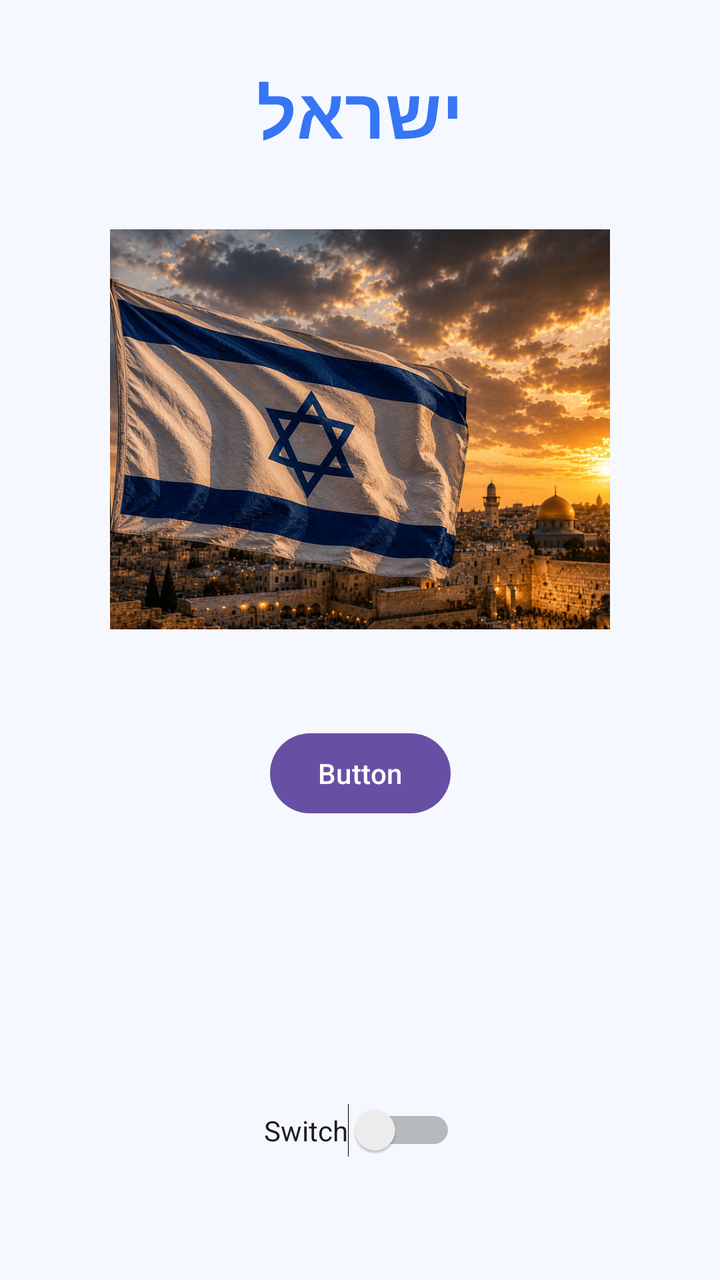
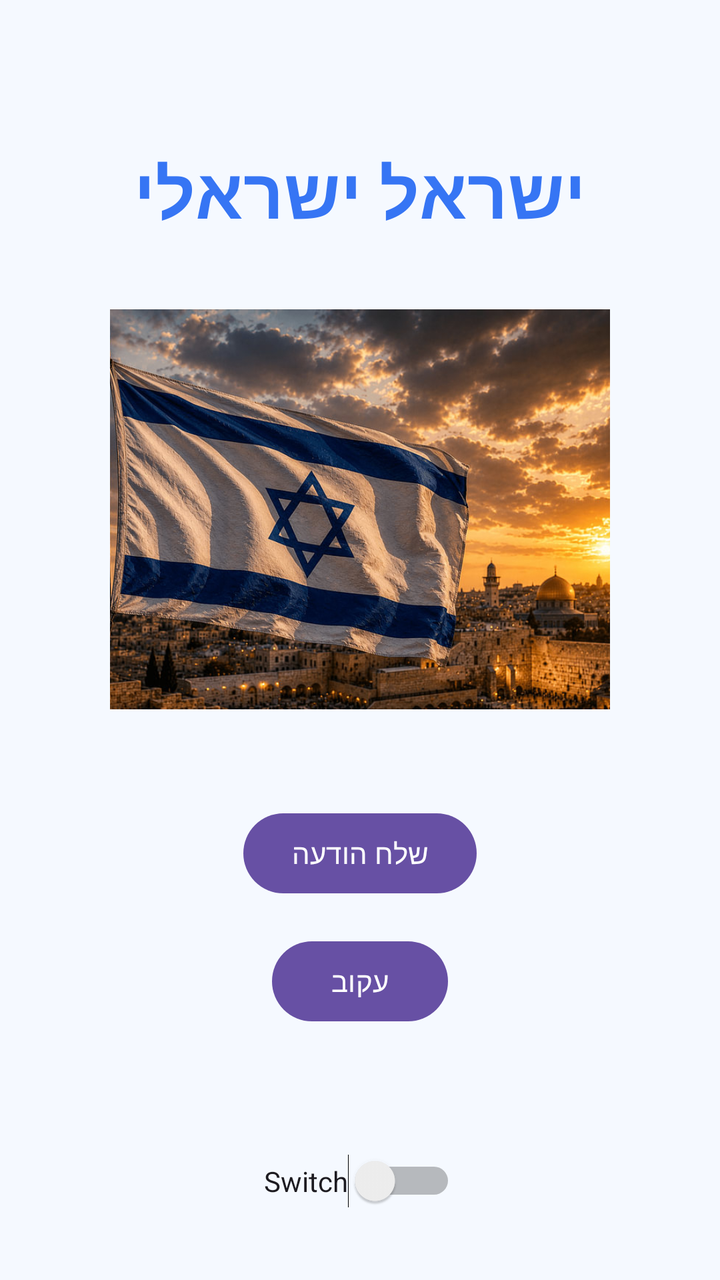

Two renders of the same Android screen: before a commit and after it. Below are the layout's source before the change and the commit's diff.
<!-- AndroidManifest.xml: application theme Theme.MorielMyApplication -->
<!-- res/layout/activity_main.xml -->
<?xml version="1.0" encoding="utf-8"?>
<androidx.constraintlayout.widget.ConstraintLayout
    xmlns:android="http://schemas.android.com/apk/res/android"
    xmlns:app="http://schemas.android.com/apk/res-auto"
    xmlns:tools="http://schemas.android.com/tools"
    android:layout_width="match_parent"
    android:layout_height="match_parent"
    android:background="#F5F9FF"
    android:padding="16dp">

    <TextView
        android:id="@+id/tvTitle"
        android:layout_width="0dp"
        android:layout_height="wrap_content"
        android:layout_marginTop="16dp"
        android:gravity="center"
        android:text="@string/welcome_message"
        android:textColor="#3675F4"
        android:textSize="35sp"
        android:textStyle="bold"
        app:layout_constraintEnd_toEndOf="parent"
        app:layout_constraintHorizontal_bias="0.0"
        app:layout_constraintStart_toStartOf="parent"
        app:layout_constraintTop_toTopOf="parent" />

    <ImageView
        android:id="@+id/btn_img"
        android:layout_width="250dp"
        android:layout_height="200dp"
        android:layout_marginTop="35dp"
        android:contentDescription="תמונה ראשית"
        android:scaleType="centerCrop"
        android:src="@drawable/img"
        app:layout_constraintTop_toBottomOf="@id/tvTitle"
        app:layout_constraintStart_toStartOf="parent"
        app:layout_constraintEnd_toEndOf="parent" />

    <Button
        android:id="@+id/button2"
        android:layout_width="wrap_content"
        android:layout_height="wrap_content"
        android:layout_marginTop="48dp"
        android:text="Button"
        app:layout_constraintEnd_toEndOf="parent"
        app:layout_constraintHorizontal_bias="0.501"
        app:layout_constraintStart_toStartOf="parent"
        app:layout_constraintTop_toBottomOf="@+id/btn_img" />

    <Switch
        android:id="@+id/switch1"
        android:layout_width="wrap_content"
        android:layout_height="wrap_content"
        android:gravity="center"
        android:text="Switch"
        app:layout_constraintBottom_toBottomOf="parent"
        app:layout_constraintEnd_toEndOf="parent"
        app:layout_constraintStart_toStartOf="parent"
        app:layout_constraintTop_toBottomOf="@+id/button2"
        app:layout_constraintVertical_bias="0.756" />

</androidx.constraintlayout.widget.ConstraintLayout>
<!-- resources referenced by this layout -->
<resources>
  <!-- drawable img: png bitmap (drawable, 148885 bytes) -->
  <string name="welcome_message">ישראל</string>
  <style name="Theme.MorielMyApplication" parent="Base.Theme.MorielMyApplication" />
  <style name="Base.Theme.MorielMyApplication" parent="Theme.Material3.DayNight.NoActionBar">
          
          
      </style>
</resources>

<!-- the commit's change to res/layout/activity_main.xml (unified diff, before → after) -->
@@ -9,12 +9,12 @@
     android:padding="16dp">
 
     <TextView
-        android:id="@+id/tvTitle"
+        android:id="@+id/tvUserName"
         android:layout_width="0dp"
         android:layout_height="wrap_content"
-        android:layout_marginTop="16dp"
+        android:layout_marginTop="56dp"
         android:gravity="center"
-        android:text="@string/welcome_message"
+        android:text="@string/user_name"
         android:textColor="#3675F4"
         android:textSize="35sp"
         android:textStyle="bold"
@@ -31,22 +31,33 @@
         android:contentDescription="תמונה ראשית"
         android:scaleType="centerCrop"
         android:src="@drawable/img"
-        app:layout_constraintTop_toBottomOf="@id/tvTitle"
+        app:layout_constraintTop_toBottomOf="@id/tvUserName"
         app:layout_constraintStart_toStartOf="parent"
         app:layout_constraintEnd_toEndOf="parent" />
 
     <Button
-        android:id="@+id/button2"
+        android:id="@+id/btnSendMessage"
         android:layout_width="wrap_content"
         android:layout_height="wrap_content"
         android:layout_marginTop="48dp"
-        android:text="Button"
+        android:text="@string/send_message"
         app:layout_constraintEnd_toEndOf="parent"
-        app:layout_constraintHorizontal_bias="0.501"
         app:layout_constraintStart_toStartOf="parent"
         app:layout_constraintTop_toBottomOf="@+id/btn_img" />
 
+    
+    <Button
+        android:id="@+id/btnFollow"
+        android:layout_width="wrap_content"
+        android:layout_height="wrap_content"
+        android:layout_marginTop="16dp"
+        android:text="@string/follow"
+        app:layout_constraintEnd_toEndOf="parent"
+        app:layout_constraintStart_toStartOf="parent"
+        app:layout_constraintTop_toBottomOf="@+id/btnSendMessage" />
+
     <Switch
+
         android:id="@+id/switch1"
         android:layout_width="wrap_content"
         android:layout_height="wrap_content"
@@ -55,7 +66,7 @@
         app:layout_constraintBottom_toBottomOf="parent"
         app:layout_constraintEnd_toEndOf="parent"
         app:layout_constraintStart_toStartOf="parent"
-        app:layout_constraintTop_toBottomOf="@+id/button2"
+        app:layout_constraintTop_toBottomOf="@+id/btnFollow"
         app:layout_constraintVertical_bias="0.756" />
 
 </androidx.constraintlayout.widget.ConstraintLayout>
<!-- resource entries referenced after the edit -->
@@ -1,7 +1,9 @@
 <!-- resources referenced by this layout -->
 <resources>
   <!-- drawable img: png bitmap (drawable, 148885 bytes) -->
-  <string name="welcome_message">ישראל</string>
+  <string name="follow">עקוב</string>
+  <string name="send_message">שלח הודעה</string>
+  <string name="user_name">ישראל ישראלי</string>
   <style name="Theme.MorielMyApplication" parent="Base.Theme.MorielMyApplication" />
   <style name="Base.Theme.MorielMyApplication" parent="Theme.Material3.DayNight.NoActionBar">
           
